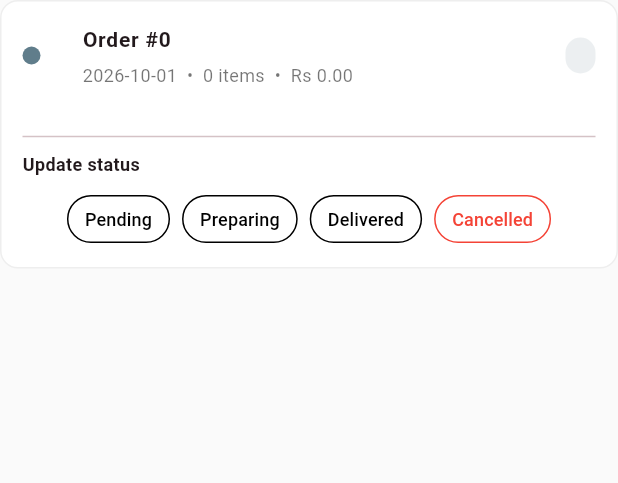
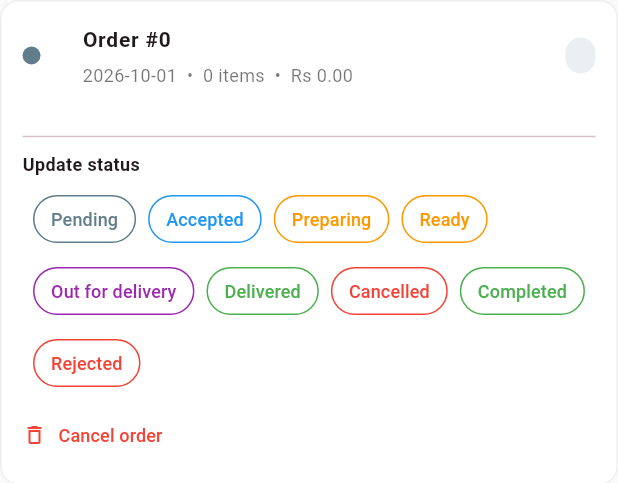
Before and after one commit to FahadKhan356/Spicy_Eats_Admin, a Flutter app: the _OrderCard widget shown alone on an empty page, opened directly with empty values, after a tap on an icon or button, on a phone screen of 412 x 824 dp. Shown: the top 483 px of the screen. Run offline on Flutter 3.47's test engine with Material 3 defaults, Android fonts, the phone set to English and light mode, and no system bars; our stand-ins replace dotted_border, fl_chart, flutter_map, flutter_riverpod, geocoding, geolocator and 7 more; missing offline and left inert: dart:js, image_picker_web, timeline_tile_plus; accounts and stored records are empty.

Commit message:
fix(orders): show selected status, add cancel button, fix white screen error boundary
- ErrorBoundary now shows ErrorCrashView instead of SizedBox.shrink() so
  widget build errors are visible instead of a white screen
- Expand orderStatusFlow to all 9 statuses from DB constraint
- Show current status as a selected chip (previously hidden)
- Add Cancel Order action with reason dialog and cancelled_reason support
- Add updated_at and cancelled_reason to OrderModel
- updateStatus now sets updated_at timestamp
- Add reload page button for web recovery
- Add test for cancelled_reason/updated_at parsing

```diff
--- a/lib/orders/model/OrderModel.dart
+++ b/lib/orders/model/OrderModel.dart
@@ -37,7 +37,9 @@ class OrderLine {
 class OrderModel {
   final int id;
   final DateTime createdAt;
+  final DateTime? updatedAt;
   final String status;
+  final String? cancelledReason;
   final double? totalPrice;
   final String payType;
   final String deliveredTo;
@@ -51,6 +53,8 @@ class OrderModel {
     required this.deliveredTo,
     required this.items,
     this.totalPrice,
+    this.updatedAt,
+    this.cancelledReason,
   });
 
   int get itemCount => items.fold(0, (sum, item) => sum + item.quantity);
@@ -61,7 +65,12 @@ class OrderModel {
       createdAt:
           DateTime.tryParse((json['created_at'] ?? '').toString()) ??
               DateTime.now(),
+      updatedAt: json['updated_at'] != null
+          ? DateTime.tryParse(json['updated_at'].toString())
+          : null,
       status: (json['status'] ?? 'unknown').toString(),
+      cancelledReason: (json['cancelled_reason'] ?? json['cancel_reason'])
+          ?.toString(),
       totalPrice: (json['total_price'] as num?)?.toDouble(),
       payType: (json['payType'] ?? '').toString(),
       deliveredTo: (json['deliveredTo'] ?? '').toString(),
@@ -87,11 +96,24 @@ class OrderModel {
   }
 }
 
-const orderStatusFlow = <String>['pending', 'preparing', 'delivered', 'cancelled'];
+const orderStatusFlow = <String>[
+  'pending',
+  'accepted',
+  'preparing',
+  'ready',
+  'out_for_delivery',
+  'delivered',
+  'cancelled',
+  'completed',
+  'rejected',
+];
 
 const orderStatusLabels = <String, String>{
   'pending': 'Pending',
+  'accepted': 'Accepted',
   'preparing': 'Preparing',
+  'ready': 'Ready',
+  'out_for_delivery': 'Out for delivery',
   'delivered': 'Delivered',
   'cancelled': 'Cancelled',
   'completed': 'Completed',
--- a/lib/orders/screen/OrdersScreen.dart
+++ b/lib/orders/screen/OrdersScreen.dart
@@ -63,6 +63,7 @@ class _OrdersScreenState extends ConsumerState<OrdersScreen> {
               order: filtered[index],
               onStatusChange: (status) =>
                   _changeStatus(filtered[index], status),
+              onCancel: () => _cancelOrder(filtered[index]),
             ),
                         ),
                 ),
@@ -111,6 +112,70 @@ class _OrdersScreenState extends ConsumerState<OrdersScreen> {
       showCustomSnackbar(
         context: context,
         message: 'Could not update order. Run the orders RLS migration.',
+        backgroundColor: Colors.red,
+      );
+    }
+  }
+
+  Future<void> _cancelOrder(OrderModel order) async {
+    final reasonCtrl = TextEditingController();
+    final confirmed = await showDialog<bool>(
+      context: context,
+      builder: (dialogContext) => AlertDialog(
+        title: const Text('Cancel order?'),
+        content: Column(
+          mainAxisSize: MainAxisSize.min,
+          children: [
+            const Text('Please provide a reason for cancellation:'),
+            const SizedBox(height: 12),
+            TextField(
+              controller: reasonCtrl,
+              decoration: const InputDecoration(
+                hintText: 'e.g. Customer not available',
+                border: OutlineInputBorder(),
+              ),
+              maxLines: 3,
+            ),
+          ],
+        ),
+        actions: [
+          TextButton(
+            onPressed: () => Navigator.of(dialogContext).pop(false),
+            child: const Text('Back'),
+          ),
+          FilledButton(
+            onPressed: () => Navigator.of(dialogContext).pop(true),
+            style: FilledButton.styleFrom(backgroundColor: Colors.red),
+            child: const Text('Cancel order'),
+          ),
+        ],
+      ),
+    );
+
+    if (confirmed != true || !mounted) return;
+
+    final reason = reasonCtrl.text.trim();
+    final restUid = ref.read(restaurantProvider)?.restuid;
+    if (restUid == null) return;
+
+    try {
+      await ref.read(ordersRepoProvider).cancelOrder(
+            orderId: order.id,
+            reason: reason,
+          );
+      ref.invalidate(ordersProvider(restUid));
+      ref.invalidate(dashboardStatsProvider(restUid));
+      if (!mounted) return;
+      showCustomSnackbar(
+        context: context,
+        message: 'Order #${order.id} cancelled',
+        backgroundColor: Colors.black,
+      );
+    } catch (e) {
+      if (!mounted) return;
+      showCustomSnackbar(
+        context: context,
+        message: 'Could not cancel order. Run the orders RLS migration.',
         backgroundColor: Colors.red,
       );
     }
@@ -227,8 +292,13 @@ class _Metric extends StatelessWidget {
 class _OrderCard extends StatelessWidget {
   final OrderModel order;
   final ValueChanged<String> onStatusChange;
+  final VoidCallback onCancel;
 
-  const _OrderCard({required this.order, required this.onStatusChange});
+  const _OrderCard({
+    required this.order,
+    required this.onStatusChange,
+    required this.onCancel,
+  });
 
   @override
   Widget build(BuildContext context) {
@@ -327,30 +397,51 @@ class _OrderCard extends StatelessWidget {
             runSpacing: 8,
             children: [
               for (final status in orderStatusFlow)
-                if (order.status != status)
-                  OutlinedButton(
+                status == order.status
+                    ? _SelectedStatusChip(status: status)
+                    : OutlinedButton(
                         onPressed: () => onStatusChange(status),
                         style: OutlinedButton.styleFrom(
                           visualDensity: VisualDensity.compact,
                           padding: const EdgeInsets.symmetric(horizontal: 12),
                           side: BorderSide(
-                        color: status == 'cancelled' ? Colors.red : Colors.black,
+                            color: _colorFor(status),
                           ),
                         ),
                         child: Text(
                           orderStatusLabels[status] ?? status,
                           style: TextStyle(
                             fontSize: 12,
-                        color: status == 'cancelled' ? Colors.red : Colors.black,
+                            color: _colorFor(status),
                           ),
                         ),
                       ),
             ],
           ),
+          if (order.status != 'cancelled' && order.status != 'completed' && order.status != 'rejected')
+            ...[
+              const SizedBox(height: 8),
+              Align(
+                alignment: Alignment.centerLeft,
+                child: TextButton.icon(
+                  onPressed: onCancel,
+                  icon: const Icon(Icons.delete_outline, size: 16, color: Colors.red),
+                  label: const Text(
+                    'Cancel order',
+                    style: TextStyle(fontSize: 12, color: Colors.red),
+                  ),
+                  style: TextButton.styleFrom(
+                    padding: EdgeInsets.zero,
+                    tapTargetSize: MaterialTapTargetSize.shrinkWrap,
+                  ),
+                ),
+              ),
+            ],
         ],
       ),
     );
   }
+
 
   String _formatDate(DateTime date) {
     final local = date.toLocal();
@@ -402,7 +493,44 @@ class _StatusChip extends StatelessWidget {
       ),
       child: Text(
         orderStatusLabels[status] ?? status,
-        style: TextStyle(fontSize: 11, color: color, fontWeight: FontWeight.bold),
+        style: TextStyle(
+          fontSize: 11,
+          color: color,
+          fontWeight: FontWeight.bold,
+        ),
+      ),
+    );
+  }
+}
+
+class _SelectedStatusChip extends StatelessWidget {
+  final String status;
+
+  const _SelectedStatusChip({required this.status});
+
+  @override
+  Widget build(BuildContext context) {
+    final color = _colorFor(status);
+    return Container(
+      padding: const EdgeInsets.symmetric(horizontal: 12, vertical: 6),
+      decoration: BoxDecoration(
+        color: color,
+        borderRadius: BorderRadius.circular(20),
+      ),
+      child: Row(
+        mainAxisSize: MainAxisSize.min,
+        children: [
+          Icon(Icons.check, size: 14, color: Colors.white),
+          const SizedBox(width: 4),
+          Text(
+            orderStatusLabels[status] ?? status,
+            style: const TextStyle(
+              fontSize: 11,
+              color: Colors.white,
+              fontWeight: FontWeight.bold,
+            ),
+          ),
+        ],
       ),
     );
   }
@@ -432,7 +560,13 @@ Color _colorFor(String status) {
     case 'rejected':
       return Colors.red;
     case 'preparing':
+    case 'ready':
       return Colors.orange;
+    case 'accepted':
+      return Colors.blue;
+    case 'out_for_delivery':
+      return Colors.purple;
+    case 'pending':
     default:
       return Colors.blueGrey;
   }
```
Also changed, not shown: lib/orders/repo/OrdersRepo.dart (+24 -2 lines), 1 other file. Lines whose indentation alone changed are shown as unchanged.
